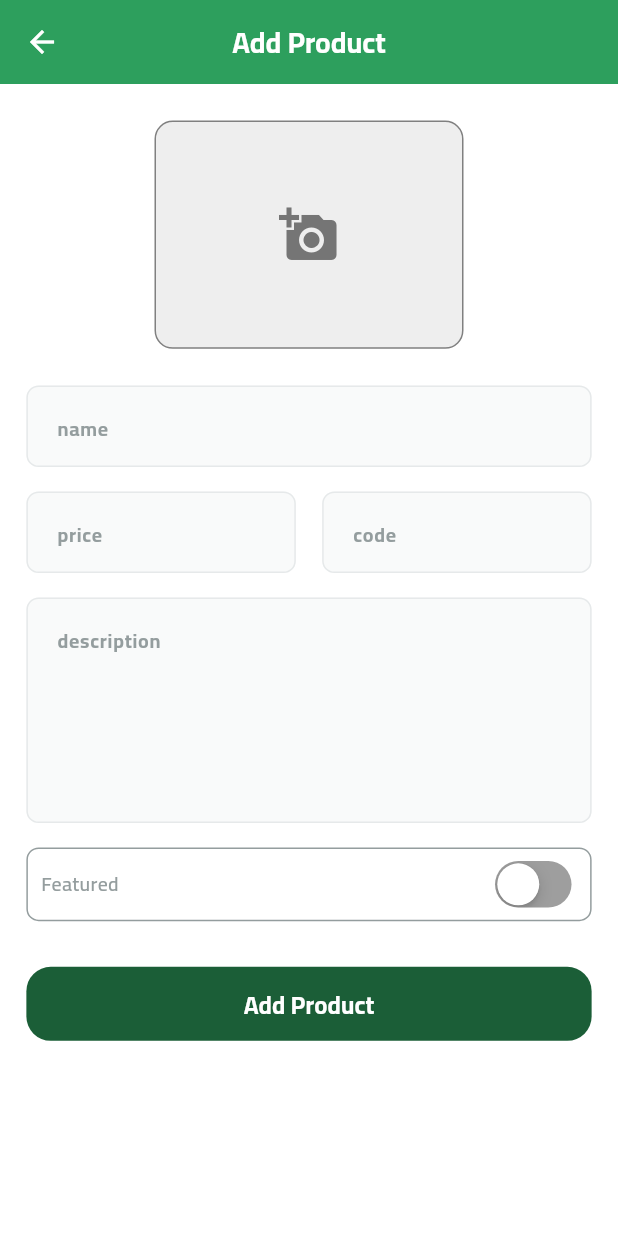
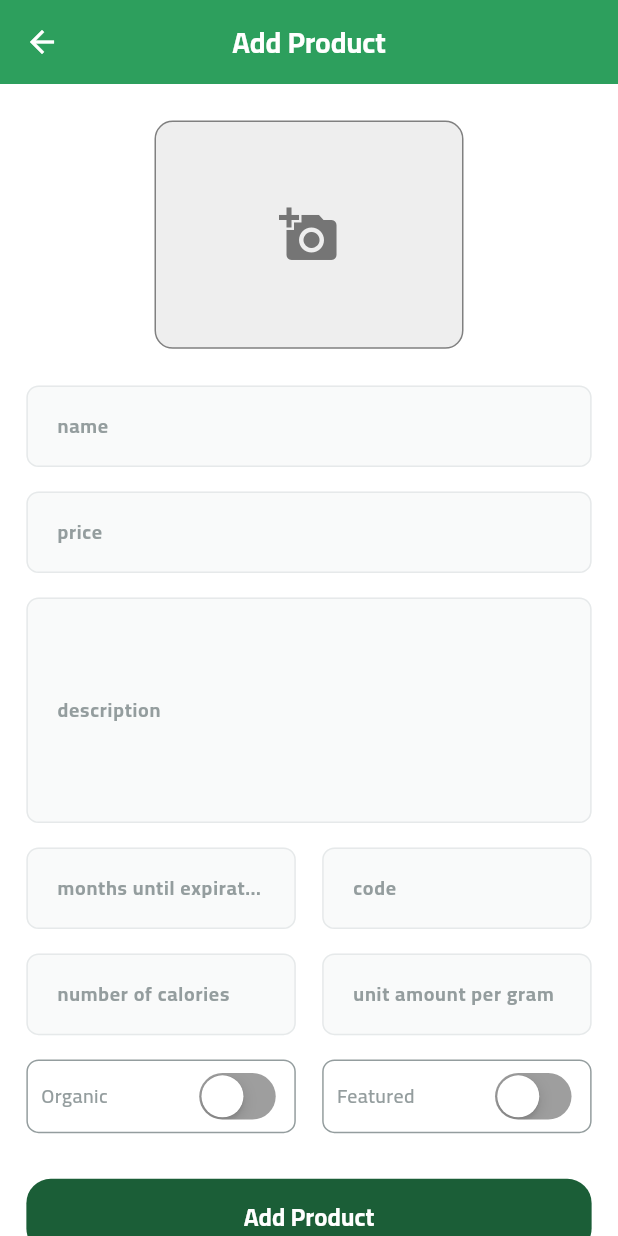
Before and after one commit to moo-elsayed/fruit_hub_dashboard, a Flutter app: the DashboardView screen opened by its route, after a tap on "Add product", on a phone screen of 412 x 824 dp. Run offline on Flutter 3.47's test engine with Material 3 defaults, Android fonts, the phone set to English and light mode, and no system bars; our stand-ins replace animate_do, animated_text_kit, cloud_firestore, firebase_auth, firebase_core, flutter_bloc and 11 more; accounts and stored records are empty.

Commit message:
refactor: Enhance Add Product form and introduce review models
This commit introduces several enhancements to the "Add Product" feature, including an expanded form with new fields, improved UI components, and the backend infrastructure to prevent duplicate product codes. It also lays the groundwork for a future "Reviews" feature by adding the necessary data models.

### Key Changes:

- **Add Product Form Enhancements:**
  - Added new fields to the `AddProductView`:
    - `months until expiration`
    - `number of calories`
    - `unit amount per gram`
  - Introduced an "Organic" switch alongside the "Featured" switch.
  - The UI now uses `labelText` instead of `hint` for better usability.

- **Duplicate Product Prevention:**
  - Implemented a check in `ProductRemoteDataSourceImp` to verify if a product with the same code already exists in Firestore before attempting an upload.
  - If a duplicate is found, the process is aborted, and an error is returned.

- **UI and Widget Refactoring:**
  - **`FeaturedWidget` -> `CustomSwitchContainer`:** Renamed and generalized the widget to be reusable for any boolean toggle (e.g., "Featured", "Organic").
  - **`DashboardView`:** Refactored the `AppBar` into a new `CustomDashboardAppBar` widget to improve modularity.
  - **`TextFormFieldHelper`:** Added support for `labelText` and `labelStyle`.

- **Data Model Expansion:**
  - **`FruitEntity` & `FruitModel`:** Expanded to include new fields such as `isOrganic`, `monthsUntilExpiration`, `numberOfCalories`, and properties for ratings (`avgRating`, `ratingCount`) and reviews.
  - **`ReviewEntity` & `ReviewModel`:** Introduced new models to define the structure for product reviews, preparing for future implementation.

- **Backend & Service Layer:**
  - **`StorageService`:** The `uploadFile` method was renamed to `uploadImage` and now accepts an `XFile` directly, encapsulating the image compression logic within the `SupabaseService` implementation.
  - **`ProductFirebase`:** Now uses the product `code` as the document ID when adding a new product to Firestore.

```diff
--- a/lib/core/helpers/backend_endpoints.dart
+++ b/lib/core/helpers/backend_endpoints.dart
@@ -1,6 +1,7 @@
 class BackendEndpoints {
   static const addProduct = 'products';
   static const uploadImage = 'products';
+  static const checkIfProductExists = 'products';
   static const addUserData = 'users';
   static const checkIfUserExists = 'users';
   static const checkIfEmailExists = 'users';
--- a/lib/core/helpers/dependency_injection.dart
+++ b/lib/core/helpers/dependency_injection.dart
@@ -27,6 +27,7 @@ void setupServiceLocator() {
       ProductRemoteDataSourceImp(
         ProductSupabase(getIt.get<StorageService>()),
         ProductFirebase(getIt.get<DatabaseService>()),
+        getIt.get<DatabaseService>(),
       ),
     ),
   );
--- a/lib/core/widgets/text_form_field_helper.dart
+++ b/lib/core/widgets/text_form_field_helper.dart
@@ -34,6 +34,8 @@ class TextFormFieldHelper extends StatefulWidget {
     this.borderColor,
     this.fillColor,
     this.hintStyle,
+    this.labelText,
+    this.labelStyle,
   });
 
   final TextEditingController? controller;
@@ -55,6 +57,8 @@ class TextFormFieldHelper extends StatefulWidget {
   final Color? borderColor;
   final Color? fillColor;
   final TextStyle? hintStyle;
+  final String? labelText;
+  final TextStyle? labelStyle;
 
   @override
   State<TextFormFieldHelper> createState() => _TextFormFieldHelperState();
@@ -122,6 +126,8 @@ class _TextFormFieldHelperState extends State<TextFormFieldHelper> {
         errorStyle: AppTextStyles.font13color0C0D0DSemiBold.copyWith(
           color: Colors.red,
         ),
+        labelText: widget.labelText,
+        labelStyle: widget.labelStyle ?? AppTextStyles.font13color949D9EBold,
         prefixIcon: widget.prefixIcon,
         prefix: widget.prefix,
         suffixIcon: widget.isPassword
--- a/lib/features/dashboard/presentation/views/dashboard_view.dart
+++ b/lib/features/dashboard/presentation/views/dashboard_view.dart
@@ -1,9 +1,9 @@
-import 'package:animated_text_kit/animated_text_kit.dart';
 import 'package:flutter/material.dart';
 import 'package:fruit_hub_dashboard/core/helpers/extentions.dart';
 import 'package:fruit_hub_dashboard/core/routing/routes.dart';
 import 'package:fruit_hub_dashboard/core/theming/app_text_styles.dart';
 import 'package:fruit_hub_dashboard/core/widgets/custom_material_button.dart';
+import '../widgets/custom_dashboard_app_bar.dart';
 
 class DashboardView extends StatelessWidget {
   const DashboardView({super.key});
@@ -11,22 +11,7 @@ class DashboardView extends StatelessWidget {
   @override
   Widget build(BuildContext context) {
     return Scaffold(
-      appBar: AppBar(
-        title: AnimatedTextKit(
-          animatedTexts: [
-            TypewriterAnimatedText(
-              'Welcome to dashboard',
-              textStyle: AppTextStyles.font19color0C0D0DBold,
-              speed: const Duration(milliseconds: 200),
-            ),
-          ],
-          totalRepeatCount: 1,
-          pause: const Duration(milliseconds: 1000),
-          displayFullTextOnTap: true,
-          stopPauseOnTap: true,
-        ),
-        centerTitle: true,
-      ),
+      appBar: const CustomDashboardAppBar(),
       body: Center(
         child: CustomMaterialButton(
           onPressed: () => context.pushNamed(Routes.addProductView),
--- /dev/null
+++ b/lib/features/dashboard/presentation/widgets/custom_dashboard_app_bar.dart
@@ -0,0 +1,31 @@
+import 'package:animated_text_kit/animated_text_kit.dart';
+import 'package:flutter/material.dart';
+import '../../../../core/theming/app_text_styles.dart';
+
+class CustomDashboardAppBar extends StatelessWidget
+    implements PreferredSizeWidget {
+  const CustomDashboardAppBar({super.key});
+
+  @override
+  Size get preferredSize => const Size.fromHeight(kToolbarHeight);
+
+  @override
+  Widget build(BuildContext context) {
+    return AppBar(
+      title: AnimatedTextKit(
+        animatedTexts: [
+          TypewriterAnimatedText(
+            'Welcome to dashboard',
+            textStyle: AppTextStyles.font19color0C0D0DBold,
+            speed: const Duration(milliseconds: 200),
+          ),
+        ],
+        totalRepeatCount: 1,
+        pause: const Duration(milliseconds: 1000),
+        displayFullTextOnTap: true,
+        stopPauseOnTap: true,
+      ),
+      centerTitle: true,
+    );
+  }
+}
--- a/lib/features/product/data/firebase/product_firebase.dart
+++ b/lib/features/product/data/firebase/product_firebase.dart
@@ -16,6 +16,7 @@ class ProductFirebase {
       await _firestoreService.addData(
         path: BackendEndpoints.addProduct,
         data: fruit.toJson(),
+        docId: fruit.code,
       );
       return NetworkSuccess();
     } on FirebaseException catch (e) {
--- a/lib/features/product/domain/entities/fruit_entity.dart
+++ b/lib/features/product/domain/entities/fruit_entity.dart
@@ -1,3 +1,4 @@
+import 'package:fruit_hub_dashboard/features/product/domain/entities/review_entity.dart';
 import 'package:image_picker/image_picker.dart';
 
 class FruitEntity {
@@ -9,6 +10,13 @@ class FruitEntity {
     this.description = '',
     this.price = 0,
     this.isFeatured = false,
+    this.isOrganic = false,
+    this.monthsUntilExpiration = 0,
+    this.numberOfCalories = 0,
+    this.unitAmount = 0,
+    this.ratingCount = 0,
+    this.avgRating = 0,
+    this.reviews = const [],
   });
 
   final XFile? image;
@@ -18,4 +26,11 @@ class FruitEntity {
   final String description;
   final double price;
   final bool isFeatured;
+  final bool isOrganic;
+  final int monthsUntilExpiration;
+  final int numberOfCalories;
+  final int unitAmount;
+  final int ratingCount;
+  final num avgRating;
+  final List<ReviewEntity> reviews;
 }
--- /dev/null
+++ b/lib/features/product/domain/entities/review_entity.dart
@@ -0,0 +1,15 @@
+class ReviewEntity {
+  ReviewEntity({
+    this.name = '',
+    this.image = '',
+    this.description = '',
+    this.date = '',
+    this.rating = 0,
+  });
+
+  final String name;
+  final String image;
+  final String description;
+  final String date;
+  final double rating;
+}
--- a/lib/features/product/presentation/widgets/add_product_view_body.dart
+++ b/lib/features/product/presentation/widgets/add_product_view_body.dart
@@ -13,7 +13,7 @@ import 'package:flutter_screenutil/flutter_screenutil.dart';
 import '../../domain/entities/fruit_entity.dart';
 import '../managers/pick_image_cubit/pick_image_cubit.dart';
 import 'custom_product_image.dart';
-import 'featured_widget.dart';
+import 'custom_switch_container.dart';
 
 class AddProductViewBody extends StatefulWidget {
   const AddProductViewBody({super.key});
@@ -28,8 +28,12 @@ class _AddProductViewBodyState extends State<AddProductViewBody> {
   late TextEditingController _priceController;
   late TextEditingController _codeController;
   late TextEditingController _descriptionController;
+  late TextEditingController _numberOfCaloriesController;
+  late TextEditingController _unitAmountController;
+  late TextEditingController _monthsUntilExpirationController;
   XFile? _image;
-  late bool _isFeatured;
+  bool _isFeatured = false;
+  bool _isOrganic = false;
 
   @override
   void initState() {
@@ -39,6 +43,9 @@ class _AddProductViewBodyState extends State<AddProductViewBody> {
     _priceController = TextEditingController();
     _codeController = TextEditingController();
     _descriptionController = TextEditingController();
+    _numberOfCaloriesController = TextEditingController();
+    _unitAmountController = TextEditingController();
+    _monthsUntilExpirationController = TextEditingController();
   }
 
   @override
@@ -47,6 +54,9 @@ class _AddProductViewBodyState extends State<AddProductViewBody> {
     _priceController.dispose();
     _codeController.dispose();
     _descriptionController.dispose();
+    _numberOfCaloriesController.dispose();
+    _unitAmountController.dispose();
+    _monthsUntilExpirationController.dispose();
     super.dispose();
   }
 
@@ -70,9 +80,29 @@ class _AddProductViewBodyState extends State<AddProductViewBody> {
               Gap(24.h),
               TextFormFieldHelper(
                 controller: _nameController,
-                hint: "name",
+                labelText: "name",
                 keyboardType: TextInputType.name,
                 onValidate: (value) => Validator.validateName(val: value),
+                action: TextInputAction.next,
+              ),
+              Gap(16.h),
+              TextFormFieldHelper(
+                controller: _priceController,
+                labelText: "price",
+                keyboardType: TextInputType.number,
+                onValidate: (value) =>
+                    Validator.validateName(val: value, type: "Price"),
+                action: TextInputAction.next,
+              ),
+              Gap(16.h),
+              TextFormFieldHelper(
+                controller: _descriptionController,
+                labelText: "description",
+                keyboardType: TextInputType.name,
+                onValidate: (value) =>
+                    Validator.validateName(val: value, type: "Description"),
+                maxLines: 5,
+                minLines: 5,
                 action: TextInputAction.next,
               ),
               Gap(16.h),
@@ -82,18 +112,20 @@ class _AddProductViewBodyState extends State<AddProductViewBody> {
                 children: [
                   Expanded(
                     child: TextFormFieldHelper(
-                      controller: _priceController,
-                      hint: "price",
+                      controller: _monthsUntilExpirationController,
+                      labelText: "months until expiration",
                       keyboardType: TextInputType.number,
-                      onValidate: (value) =>
-                          Validator.validateName(val: value, type: "Price"),
+                      onValidate: (value) => Validator.validateName(
+                        val: value,
+                        type: "months until expiration",
+                      ),
                       action: TextInputAction.next,
                     ),
                   ),
                   Expanded(
                     child: TextFormFieldHelper(
                       controller: _codeController,
-                      hint: "code",
+                      labelText: "code",
                       keyboardType: TextInputType.name,
                       onValidate: Validator.validateCode,
                       action: TextInputAction.next,
@@ -102,18 +134,54 @@ class _AddProductViewBodyState extends State<AddProductViewBody> {
                 ],
               ),
               Gap(16.h),
-              TextFormFieldHelper(
-                controller: _descriptionController,
-                hint: "description",
-                keyboardType: TextInputType.name,
-                onValidate: (value) =>
-                    Validator.validateName(val: value, type: "Description"),
-                maxLines: 5,
-                minLines: 5,
-                action: TextInputAction.done,
+              Row(
+                crossAxisAlignment: CrossAxisAlignment.start,
+                spacing: 16.w,
+                children: [
+                  Expanded(
+                    child: TextFormFieldHelper(
+                      controller: _numberOfCaloriesController,
+                      labelText: "number of calories",
+                      keyboardType: TextInputType.number,
+                      onValidate: (value) => Validator.validateName(
+                        val: value,
+                        type: "number of calories",
+                      ),
+                      action: TextInputAction.next,
+                    ),
+                  ),
+                  Expanded(
+                    child: TextFormFieldHelper(
+                      controller: _unitAmountController,
+                      labelText: "unit amount per gram",
+                      keyboardType: TextInputType.name,
+                      onValidate: (value) => Validator.validateName(
+                        val: value,
+                        type: "number of calories",
+                      ),
+                      action: TextInputAction.done,
+                    ),
+                  ),
+                ],
               ),
               Gap(16.h),
-              FeaturedWidget(onChanged: (value) => _isFeatured = value),
+              Row(
+                spacing: 16.w,
+                children: [
+                  Expanded(
+                    child: CustomSwitchContainer(
+                      onChanged: (value) => _isOrganic = value,
+                      text: "Organic",
+                    ),
+                  ),
+                  Expanded(
+                    child: CustomSwitchContainer(
+                      onChanged: (value) => _isFeatured = value,
+                      text: "Featured",
+                    ),
+                  ),
+                ],
+              ),
               Gap(30.h),
               BlocConsumer<AddProductCubit, AddProductState>(
                 listener: (context, state) {
@@ -138,10 +206,18 @@ class _AddProductViewBodyState extends State<AddProductViewBody> {
                         var fruitEntity = FruitEntity(
                           image: _image,
                           isFeatured: _isFeatured,
+                          isOrganic: _isOrganic,
                           name: _nameController.text.trim(),
                           code: _codeController.text.toLowerCase().trim(),
                           description: _descriptionController.text.trim(),
                           price: double.parse(_priceController.text),
+                          numberOfCalories: int.parse(
+                            _numberOfCaloriesController.text,
+                          ),
+                          unitAmount: int.parse(_unitAmountController.text),
+                          monthsUntilExpiration: int.parse(
+                            _monthsUntilExpirationController.text,
+                          ),
                         );
                         context.read<AddProductCubit>().addProduct(fruitEntity);
                       }
@@ -156,6 +232,7 @@ class _AddProductViewBodyState extends State<AddProductViewBody> {
                   );
                 },
               ),
+              Gap(24.h),
             ],
           ),
         ),
--- a/lib/features/product/presentation/widgets/featured_widget.dart
+++ b/lib/features/product/presentation/widgets/custom_switch_container.dart
@@ -4,16 +4,21 @@ import 'package:flutter_screenutil/flutter_screenutil.dart';
 import 'package:fruit_hub_dashboard/core/theming/app_colors.dart';
 import 'package:fruit_hub_dashboard/core/theming/app_text_styles.dart';
 
-class FeaturedWidget extends StatefulWidget {
-  const FeaturedWidget({super.key, required this.onChanged});
+class CustomSwitchContainer extends StatefulWidget {
+  const CustomSwitchContainer({
+    super.key,
+    required this.onChanged,
+    required this.text,
+  });
 
   final ValueChanged<bool> onChanged;
+  final String text;
 
   @override
-  State<FeaturedWidget> createState() => _FeaturedWidgetState();
+  State<CustomSwitchContainer> createState() => _CustomSwitchContainerState();
 }
 
-class _FeaturedWidgetState extends State<FeaturedWidget> {
+class _CustomSwitchContainerState extends State<CustomSwitchContainer> {
   bool _isChecked = false;
 
   @override
@@ -27,7 +32,7 @@ class _FeaturedWidgetState extends State<FeaturedWidget> {
       child: Row(
         mainAxisAlignment: MainAxisAlignment.spaceBetween,
         children: [
-          Text("Featured", style: buildTextStyle(_isChecked)),
+          Text(widget.text, style: buildTextStyle(_isChecked)),
           SizedBox(
             width: 53.w,
             child: CupertinoSwitch(
```
Also changed, not shown: lib/core/services/storage/storage_service.dart (+5 -7 lines), lib/core/services/storage/supabase_service.dart (+13 -7 lines), lib/features/product/data/models/fruit_model.dart (+33 -0 lines), lib/features/product/data/models/review_model.dart (added, +39 -0 lines), lib/features/product/data/repo_imp/data_sources/remote/product_remote_data_source_imp.dart (+19 -8 lines), lib/features/product/data/supabase/product_supabase.dart (+7 -8 lines).
